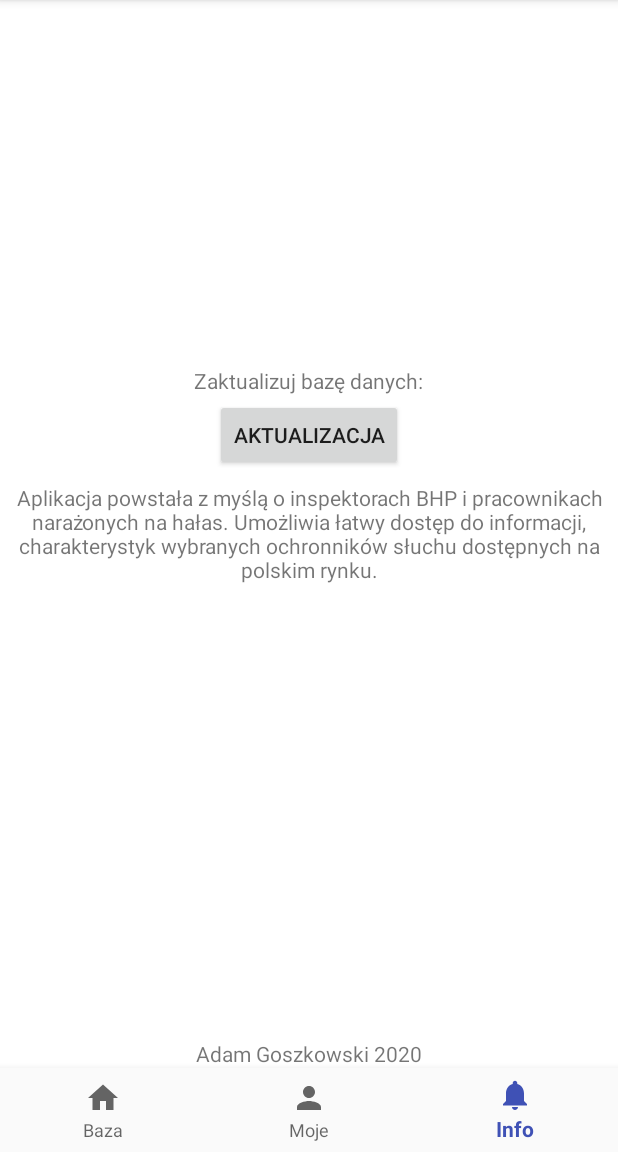
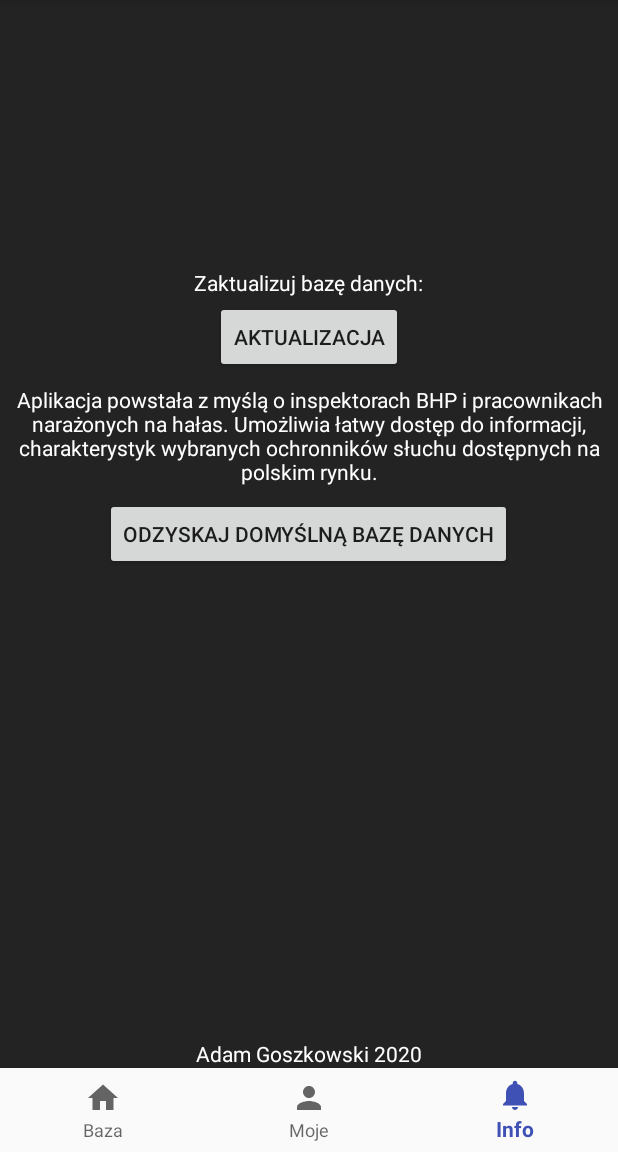
Before and after one commit to Baceg/Ochrona, an Android app: the screen it shows after launch (MainActivity), item 3 of the bottom bar chosen, on a phone screen of 412 x 824 dp, the part 84-1236 px from its top. Run offline under Robolectric (Android 15) with nearby library versions, the phone set to English and light mode, and no system bars; libraries missing offline, so code that uses them is left out: com.jjoe64.graphview.

Commit message:
Ukrywanie w bazie, odzyskiwanie wdomyślnych

```diff
--- a/app/build.gradle
+++ b/app/build.gradle
@@ -21,7 +21,6 @@ android {
 dependencies {
     implementation fileTree(dir: 'libs', include: ['*.jar'])
     implementation 'androidx.appcompat:appcompat:1.0.0-beta01'
-
     implementation 'androidx.legacy:legacy-support-v4:1.0.0-beta01'
     implementation 'androidx.media:media:1.0.0-beta01'
     implementation 'androidx.legacy:legacy-support-v4:1.0.0-beta01'
--- a/app/src/main/java/com/example/ochronasuchu/DatabaseHelper.java
+++ b/app/src/main/java/com/example/ochronasuchu/DatabaseHelper.java
@@ -117,11 +117,11 @@ public class DatabaseHelper extends SQLiteOpenHelper {
     public Integer deleteRecord(String typ, String prod, String model,
                                 String Mf125, String Mf250, String Mf500, String Mf1000, String Mf2000, String Mf4000, String Mf8000,
                                 String APV125, String APV250, String APV500, String APV1000, String APV2000, String APV4000, String APV8000,
-                                String H, String M, String L, String SNR) {
+                                String H, String M, String L, String SNR, String Certy) {
         SQLiteDatabase db = this.getWritableDatabase();
         return db.delete(TABLE_NAME, "typ = ? and prod = ? and model = ? and Mf125 = ? and Mf250 = ? and Mf500 = ? and Mf1000 = ? and Mf2000 = ? and Mf4000 = ? and Mf8000 = ? " +
                 "and APV125 = ? and APV250 = ? and APV500 = ? and APV1000 = ? and APV2000 = ? and APV4000 = ? and APV8000 = ? and H = ? and M = ? and L = ? and SNR = ? and Certyfikat = ?"
-                , new String[] {typ, prod, model, Mf125, Mf250, Mf500, Mf1000, Mf2000, Mf4000, Mf8000, APV125, APV250, APV500, APV1000, APV2000, APV4000, APV8000, H, M, L, SNR, "user"});
+                , new String[] {typ, prod, model, Mf125, Mf250, Mf500, Mf1000, Mf2000, Mf4000, Mf8000, APV125, APV250, APV500, APV1000, APV2000, APV4000, APV8000, H, M, L, SNR, Certy});
     }
 
 
--- a/app/src/main/java/com/example/ochronasuchu/FragmentInfo.java
+++ b/app/src/main/java/com/example/ochronasuchu/FragmentInfo.java
@@ -15,6 +15,7 @@ import android.widget.Toast;
 public class FragmentInfo extends Fragment {
 
     Button buttonUpdate;
+    Button buttonReset;
     TextView infoText;
     DatabaseHelper myDB;
 
@@ -24,6 +25,7 @@ public class FragmentInfo extends Fragment {
         View view = inflater.inflate(R.layout.fragment_info,container,false);
         myDB = new DatabaseHelper(this.getActivity());
         buttonUpdate = (Button) view.findViewById(R.id.updateButton);
+        buttonReset = (Button) view.findViewById(R.id.resetButton);
         infoText = view.findViewById(R.id.textViewInfo);
 
         infoText.setOnLongClickListener(new View.OnLongClickListener() {
@@ -31,18 +33,33 @@ public class FragmentInfo extends Fragment {
             public boolean onLongClick(View v) {
                 //miejsce na możliwe funkcje dla administratora
                 ((MainActivity)getActivity()).clearDatabase();
+                ((MainActivity)getActivity()).writeRecords();
+                ((MainActivity)getActivity()).refreshRecycler();
                 Toast.makeText(getContext(),"easter egg",Toast.LENGTH_SHORT).show();
-                return false;
+                return true;
             }
         }
         );
 
-        buttonUpdate.setOnClickListener(new View.OnClickListener() {
+        buttonReset.setOnLongClickListener(new View.OnLongClickListener() {
             @Override
-            public void onClick(View v) {
+            public boolean onLongClick(View v) {
+                ((MainActivity)getActivity()).installDefaultDB();
+                ((MainActivity)getActivity()).writeRecords();
+                ((MainActivity)getActivity()).refreshRecycler();
+
+                return true;
+            }
+        });
+
+
+        buttonUpdate.setOnLongClickListener(new View.OnLongClickListener() {
+            @Override
+            public boolean onLongClick(View v) {
                 ((MainActivity)getActivity()).updateData();
                 ((MainActivity)getActivity()).writeRecords();
                 ((MainActivity)getActivity()).refreshRecycler();
+                return true;
             }
         });
     return view;
--- a/app/src/main/java/com/example/ochronasuchu/MainActivity.java
+++ b/app/src/main/java/com/example/ochronasuchu/MainActivity.java
@@ -48,7 +48,7 @@ public class MainActivity extends AppCompatActivity {
         SharedPreferences prefs = getSharedPreferences("prefs",MODE_PRIVATE);
         boolean firstStart = prefs.getBoolean("firstStart",true);
         if(firstStart){
-            onInstalSetup();
+            installDefaultDB();
         }
         writeRecords();
         writeRecordsUser();
@@ -379,8 +379,8 @@ public class MainActivity extends AppCompatActivity {
     public void deleteFromDatabase(ArrayList<String> list){
         DatabaseHelper myDB = new DatabaseHelper(getApplicationContext());
         if (list != null) {
-            myDB.deleteRecord(list.get(0),list.get(1),list.get(2),list.get(3),list.get(4),list.get(5),list.get(6),list.get(7), list.get(8),list.get(9),list.get(10),
-                    list.get(11),list.get(12),list.get(13),list.get(14),list.get(15),list.get(16),list.get(17),list.get(18),list.get(19),list.get(20));
+            myDB.deleteRecord(list.get(0), list.get(1), list.get(2), list.get(3), list.get(4), list.get(5), list.get(6), list.get(7), list.get(8), list.get(9), list.get(10),
+                    list.get(11), list.get(12), list.get(13), list.get(14), list.get(15), list.get(16), list.get(17), list.get(18), list.get(19), list.get(20), list.get(21));
         }
         myDB.close();
     }
@@ -407,11 +407,10 @@ public class MainActivity extends AppCompatActivity {
     }
     //metoda uruchomi się tylko raz po instalacji aplikacji
     //Podczas testów nieelegacko będzie tu podana baza danych, później możliwa zamiana na pobranie jej z internetu
-    private void onInstalSetup(){
+    public void installDefaultDB(){
 
         DatabaseHelper myDB = new DatabaseHelper(getApplicationContext());
         myDB.deleteWebData();
-        //niedobre rozwiązanie
         myDB.insertData("W", "TON INSTITUTE ", "TP_01", "27.7", "28.5", "31.1", "29.1", "32.9", "40.8", "43.5", "6.3", "5.5", "7.4", "4.9", "3.1", "7.1", "4", "21.4", "23", "23.7", "24.2", "29.8", "33.7", "39.5", "30", "26", "24", "29", "UE/117/2019/1437");
         myDB.insertData("W", "TON INSTITUTE ", "TP_02", "10.1", "13.8", "17.5", "22.4", "27.1", "33", "31.8", "3.3", "4.2", "3", "3.8", "3.1", "6.4", "4.6", "6.8", "9.6", "14.5", "18.6", "24", "26.6", "27.2", "24", "17", "12", "20", "UE/118/2019/1437");
         myDB.insertData("W", "TON INSTITUTE ", "TP_03", "13.2", "17.1", "20.3", "24.3", "27.2", "30.2", "39.5", "6.5", "4.8", "4.9", "4.9", "3.8", "7.3", "6.7", "6.7", "12.3", "15.4", "19.4", "23.4", "22.9", "32.8", "23", "18", "13", "21", "UE/119/2019/1437");
--- a/app/src/main/java/com/example/ochronasuchu/RecyclerAdapter.java
+++ b/app/src/main/java/com/example/ochronasuchu/RecyclerAdapter.java
@@ -115,9 +115,9 @@ public class RecyclerAdapter extends RecyclerView.Adapter<RecyclerAdapter.Recycl
         dialog_text_6.setText("SNR: "+clickedItem.getSNR());
         //Możliwość usunięcia z bd ochronnika użytkownika
         if (clickedItem.getCerty().equals("user")){
-            dialog_button_delete.setVisibility(View.VISIBLE);
+            dialog_button_delete.setText("Usuń");
         } else {
-            dialog_button_delete.setVisibility(View.GONE);
+            dialog_button_delete.setText("Ukryj");
         }
         //Usuń kliknięty
         dialog_button_delete.setOnClickListener(new View.OnClickListener() {
@@ -145,6 +145,7 @@ public class RecyclerAdapter extends RecyclerView.Adapter<RecyclerAdapter.Recycl
                 list.add(clickedItem.getM());
                 list.add(clickedItem.getL());
                 list.add(clickedItem.getSNR());
+                list.add(clickedItem.getCerty());
                 ((MainActivity)mContext).deleteFromDatabase(list);
                 ((MainActivity)mContext).writeRecordsUser();
                 ((MainActivity)mContext).writeRecords();
--- a/app/src/main/res/layout/dialog_item.xml
+++ b/app/src/main/res/layout/dialog_item.xml
@@ -123,8 +123,7 @@
         android:id="@+id/delete_button"
         android:layout_width="wrap_content"
         android:layout_height="wrap_content"
-        android:text="Usuń"
-        android:visibility="gone"/>
+        android:text="Usuń"/>
 
     </LinearLayout>
 </RelativeLayout>
--- a/app/src/main/res/layout/fragment_info.xml
+++ b/app/src/main/res/layout/fragment_info.xml
@@ -2,11 +2,12 @@
 <RelativeLayout xmlns:android="http://schemas.android.com/apk/res/android"
     android:layout_width="match_parent"
     android:layout_height="match_parent"
-    android:background="@android:color/white">
+    android:background="#232323">
 
 
     <TextView
         android:id="@+id/textView1"
+        android:textColor="@android:color/white"
         android:layout_marginTop="220dp"
         android:layout_width="wrap_content"
         android:layout_centerHorizontal="true"
@@ -23,16 +24,24 @@
         android:text="Aktualizacja" />
     <TextView
         android:id="@+id/textView2"
+        android:textColor="@android:color/white"
         android:layout_margin="8dp"
         android:layout_width="wrap_content"
         android:layout_height="wrap_content"
-        android:layout_centerInParent="true"
+        android:layout_above="@+id/resetButton"
         android:gravity="center"
         android:text="Aplikacja powstała z myślą o inspektorach BHP i pracownikach narażonych na hałas. Umożliwia łatwy dostęp do informacji, charakterystyk wybranych ochronników słuchu dostępnych na polskim rynku."
         />
-
+    <Button
+        android:id="@+id/resetButton"
+        android:layout_width="wrap_content"
+        android:layout_centerHorizontal="true"
+        android:layout_height="wrap_content"
+        android:layout_centerInParent="true"
+        android:text="Odzyskaj Domyślną Bazę Danych" />
     <TextView
         android:id="@+id/textViewInfo"
+        android:textColor="@android:color/white"
         android:layout_alignParentBottom="true"
         android:layout_centerInParent="true"
         android:layout_width="wrap_content"
--- a/app/src/main/res/layout/fragment_user.xml
+++ b/app/src/main/res/layout/fragment_user.xml
@@ -10,6 +10,6 @@
             android:layout_height="match_parent"
             android:padding="4dp"
             android:scrollbars="vertical"
-            android:background="@android:color/holo_orange_dark"/>
+            android:background="#E6F8C885"/>
 
 </RelativeLayout>
--- a/app/src/main/res/layout/recycler_item.xml
+++ b/app/src/main/res/layout/recycler_item.xml
@@ -9,6 +9,7 @@
     app:cardCornerRadius="10dp">
 
     <RelativeLayout
+        android:id="@+id/relativeLayoutItem"
         android:layout_width="match_parent"
         android:layout_height="match_parent"
         android:layout_margin="4dp">
@@ -56,4 +57,5 @@
 
 
     </RelativeLayout>
+
 </androidx.cardview.widget.CardView>
```
